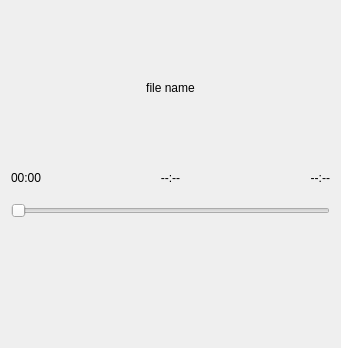
Old version of the form audiodialogform.ui in the repository knshiro/csse7005-ugojules.
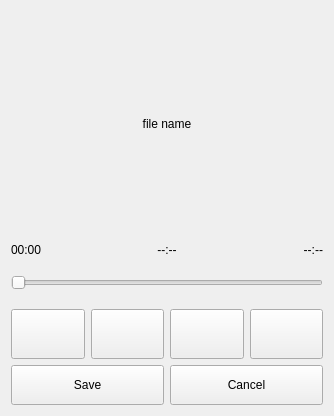
New version of the form. Icons and pictures are not drawn.

Commit message: play/pause et stop marchent

Patch:
```diff
--- a/audiodialogform.ui
+++ b/audiodialogform.ui
@@ -5,8 +5,8 @@
    <rect>
     <x>0</x>
     <y>0</y>
-    <width>341</width>
-    <height>348</height>
+    <width>334</width>
+    <height>416</height>
    </rect>
   </property>
   <property name="windowTitle" >
@@ -74,20 +74,114 @@
     </widget>
    </item>
    <item>
-    <widget class="QWidget" native="1" name="widget" >
-     <property name="sizePolicy" >
-      <sizepolicy vsizetype="Preferred" hsizetype="Preferred" >
-       <horstretch>0</horstretch>
-       <verstretch>0</verstretch>
-      </sizepolicy>
-     </property>
-     <property name="minimumSize" >
-      <size>
-       <width>0</width>
-       <height>100</height>
-      </size>
-     </property>
-    </widget>
+    <layout class="QHBoxLayout" >
+     <item>
+      <widget class="QPushButton" name="rewindButton" >
+       <property name="sizePolicy" >
+        <sizepolicy vsizetype="Preferred" hsizetype="Minimum" >
+         <horstretch>0</horstretch>
+         <verstretch>0</verstretch>
+        </sizepolicy>
+       </property>
+       <property name="minimumSize" >
+        <size>
+         <width>0</width>
+         <height>50</height>
+        </size>
+       </property>
+       <property name="text" >
+        <string/>
+       </property>
+       <property name="icon" >
+        <iconset>Documents/icons/backward.png</iconset>
+       </property>
+      </widget>
+     </item>
+     <item>
+      <widget class="QPushButton" name="playButton" >
+       <property name="sizePolicy" >
+        <sizepolicy vsizetype="Preferred" hsizetype="Minimum" >
+         <horstretch>0</horstretch>
+         <verstretch>0</verstretch>
+        </sizepolicy>
+       </property>
+       <property name="text" >
+        <string/>
+       </property>
+       <property name="icon" >
+        <iconset>Documents/icons/play.png</iconset>
+       </property>
+      </widget>
+     </item>
+     <item>
+      <widget class="QPushButton" name="stopButton" >
+       <property name="sizePolicy" >
+        <sizepolicy vsizetype="Preferred" hsizetype="Minimum" >
+         <horstretch>0</horstretch>
+         <verstretch>0</verstretch>
+        </sizepolicy>
+       </property>
+       <property name="text" >
+        <string/>
+       </property>
+       <property name="icon" >
+        <iconset>Documents/icons/stop.png</iconset>
+       </property>
+      </widget>
+     </item>
+     <item>
+      <widget class="QPushButton" name="forwardButton" >
+       <property name="sizePolicy" >
+        <sizepolicy vsizetype="Preferred" hsizetype="Minimum" >
+         <horstretch>0</horstretch>
+         <verstretch>0</verstretch>
+        </sizepolicy>
+       </property>
+       <property name="text" >
+        <string/>
+       </property>
+       <property name="icon" >
+        <iconset>Documents/icons/forward.png</iconset>
+       </property>
+      </widget>
+     </item>
+    </layout>
+   </item>
+   <item>
+    <layout class="QHBoxLayout" >
+     <item>
+      <widget class="QPushButton" name="saveButton" >
+       <property name="sizePolicy" >
+        <sizepolicy vsizetype="Preferred" hsizetype="Minimum" >
+         <horstretch>0</horstretch>
+         <verstretch>0</verstretch>
+        </sizepolicy>
+       </property>
+       <property name="minimumSize" >
+        <size>
+         <width>0</width>
+         <height>40</height>
+        </size>
+       </property>
+       <property name="text" >
+        <string>Save</string>
+       </property>
+      </widget>
+     </item>
+     <item>
+      <widget class="QPushButton" name="cancelButton" >
+       <property name="sizePolicy" >
+        <sizepolicy vsizetype="Preferred" hsizetype="Minimum" >
+         <horstretch>0</horstretch>
+         <verstretch>0</verstretch>
+        </sizepolicy>
+       </property>
+       <property name="text" >
+        <string>Cancel</string>
+       </property>
+      </widget>
+     </item>
+    </layout>
    </item>
   </layout>
  </widget>
```
Left out of the diff: 8 changed lines with no effect on the pictures. The commit also changes 7 other files.
